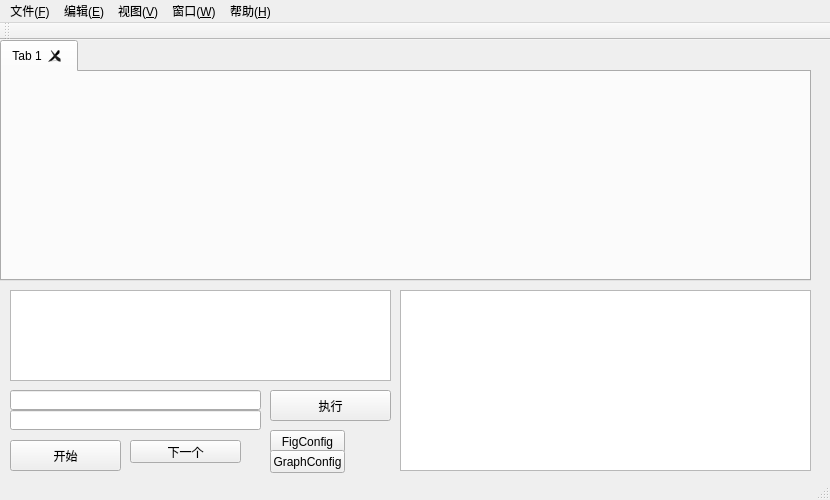
The window that FigureItNow7/MainWindow.ui (yuylong/FigureItNow) describes before a commit, drawn with Qt 5.
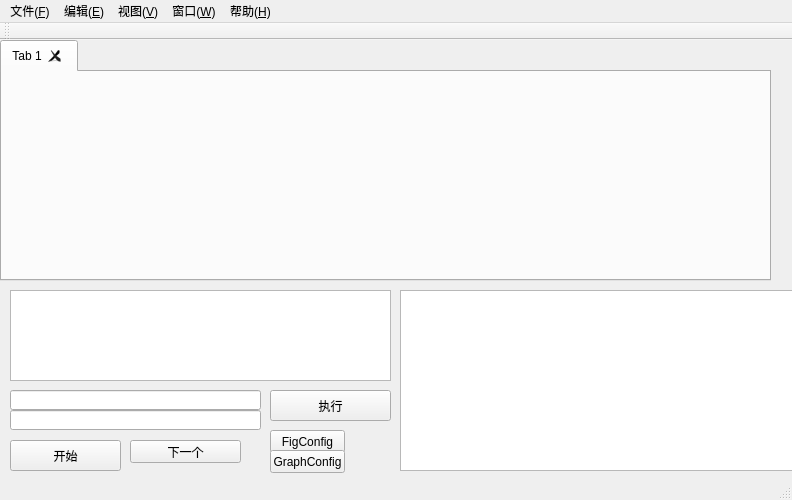
The same window after the commit. Custom widgets are drawn as their Qt base class.

Commit message: Refine the script editor layout.

Patch:
```diff
--- a/FigureItNow7/MainWindow.ui
+++ b/FigureItNow7/MainWindow.ui
@@ -6,7 +6,7 @@
    <rect>
     <x>0</x>
     <y>0</y>
-    <width>830</width>
+    <width>792</width>
     <height>500</height>
    </rect>
   </property>
@@ -124,7 +124,7 @@
      <rect>
       <x>0</x>
       <y>0</y>
-      <width>811</width>
+      <width>771</width>
       <height>241</height>
      </rect>
     </property>
@@ -158,7 +158,7 @@
     <rect>
      <x>0</x>
      <y>0</y>
-     <width>830</width>
+     <width>792</width>
      <height>23</height>
     </rect>
    </property>
```
The commit also changes 3 other files.
